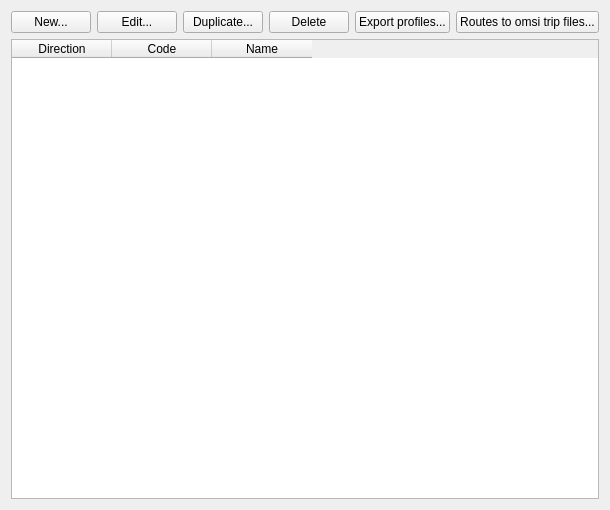
ma7t3/ScheduleMaster, file Widgets/WdgRoutes.ui: the form before one commit.
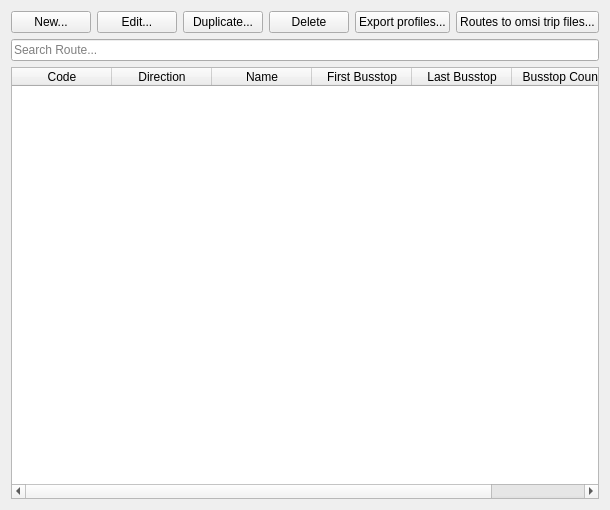
The form after the commit.

The edit to the form file:
```diff
--- a/Widgets/WdgRoutes.ui
+++ b/Widgets/WdgRoutes.ui
@@ -73,6 +73,16 @@
      </item>
     </layout>
    </item>
+   <item>
+    <widget class="QLineEdit" name="leSearch">
+     <property name="placeholderText">
+      <string>Search Route...</string>
+     </property>
+     <property name="clearButtonEnabled">
+      <bool>true</bool>
+     </property>
+    </widget>
+   </item>
    <item>
     <widget class="QTableWidget" name="twRoutes">
      <property name="selectionMode">
@@ -81,21 +91,36 @@
      <property name="selectionBehavior">
       <enum>QAbstractItemView::SelectRows</enum>
      </property>
-     <column>
-      <property name="text">
-       <string>Direction</string>
-      </property>
-     </column>
      <column>
       <property name="text">
        <string>Code</string>
       </property>
      </column>
+     <column>
+      <property name="text">
+       <string>Direction</string>
+      </property>
+     </column>
      <column>
       <property name="text">
        <string>Name</string>
       </property>
      </column>
+     <column>
+      <property name="text">
+       <string>First Busstop</string>
+      </property>
+     </column>
+     <column>
+      <property name="text">
+       <string>Last Busstop</string>
+      </property>
+     </column>
+     <column>
+      <property name="text">
+       <string>Busstop Count</string>
+      </property>
+     </column>
     </widget>
    </item>
   </layout>
```
